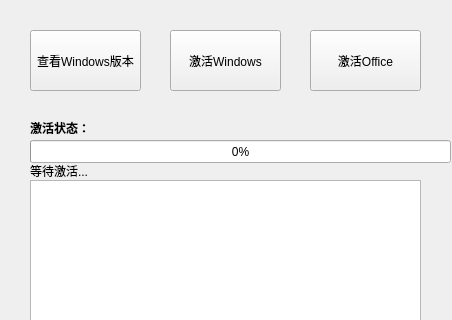
Above: KMSClient_UI.ui from Ximxin/KMSClient before the change; both pictures show x 0 to 452 and y 0 to 320 of the 452 by 578 pixel window. Below: the same form after it.
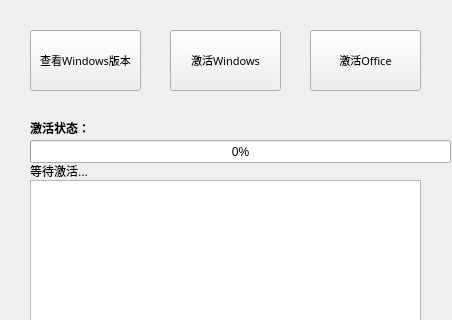
That is the form after the change.

```diff
--- a/KMSClient_UI.ui
+++ b/KMSClient_UI.ui
@@ -23,6 +23,12 @@
       <height>61</height>
      </rect>
     </property>
+    <property name="font">
+     <font>
+      <family>ADMUI3Lg</family>
+      <pointsize>8</pointsize>
+     </font>
+    </property>
     <property name="text">
      <string>查看Windows版本</string>
     </property>
@@ -36,6 +42,12 @@
       <height>61</height>
      </rect>
     </property>
+    <property name="font">
+     <font>
+      <family>ADMUI3Lg</family>
+      <pointsize>8</pointsize>
+     </font>
+    </property>
     <property name="text">
      <string>激活Windows</string>
     </property>
@@ -49,6 +61,12 @@
       <height>61</height>
      </rect>
     </property>
+    <property name="font">
+     <font>
+      <family>ADMUI3Lg</family>
+      <pointsize>8</pointsize>
+     </font>
+    </property>
     <property name="text">
      <string>激活Office</string>
     </property>
```
